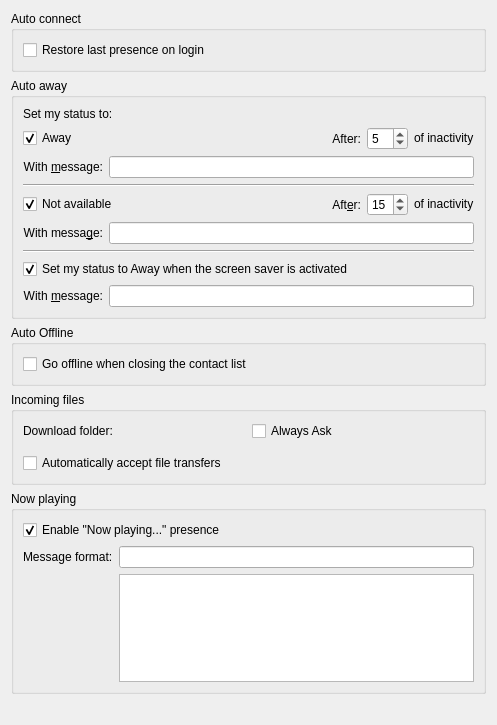
First picture: the form in config/telepathy-kded-config.ui, repository KDE/ktp-kded-module, before the edit.
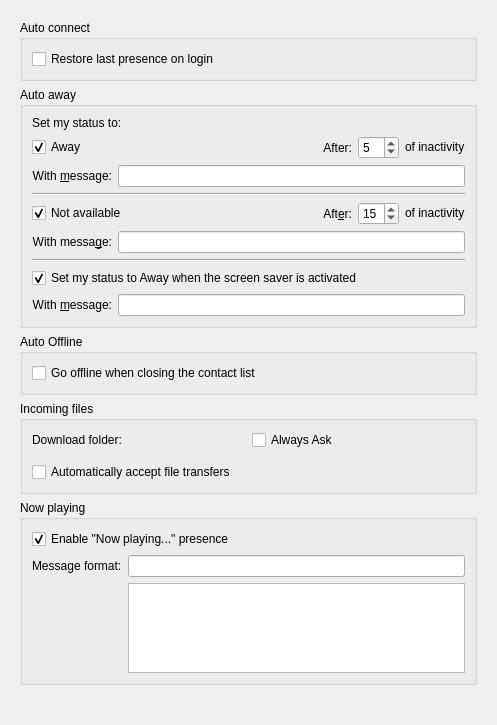
Second picture: the form after the edit. Custom widgets are drawn as their Qt base class.

Commit message:
Wrap KDED Config in a ScrollArea
This fixes a bug that KMultiPageDialog does not automatically add a scrollbar
and forces the dialog to be very tall

Systemsettings does not have this problem because it has it's own scrollbar

Fixed-in: 0.7.0

```diff
--- a/config/telepathy-kded-config.ui
+++ b/config/telepathy-kded-config.ui
@@ -10,6 +10,24 @@
     <height>725</height>
    </rect>
   </property>
+  <layout class="QVBoxLayout" name="verticalLayout_3">
+   <item>
+    <widget class="QScrollArea" name="scrollArea">
+     <property name="frameShape">
+      <enum>QFrame::NoFrame</enum>
+     </property>
+     <property name="widgetResizable">
+      <bool>true</bool>
+     </property>
+     <widget class="QWidget" name="scrollAreaWidgetContents">
+      <property name="geometry">
+       <rect>
+        <x>0</x>
+        <y>0</y>
+        <width>489</width>
+        <height>717</height>
+       </rect>
+      </property>
   <layout class="QVBoxLayout" name="verticalLayout">
    <item>
     <widget class="QGroupBox" name="autoConnectGroupBox">
@@ -432,6 +450,10 @@
       </size>
      </property>
     </spacer>
+       </item>
+      </layout>
+     </widget>
+    </widget>
    </item>
   </layout>
  </widget>
```
Lines whose indentation alone changed are shown as unchanged.
